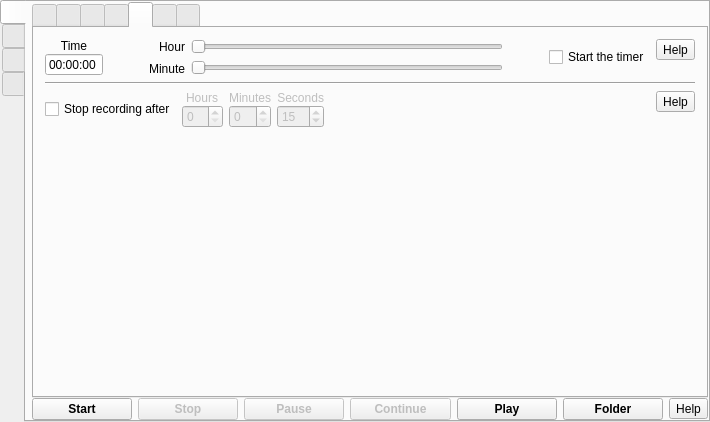
The window that src/formMainWindow.ui (vkohaupt/vokoscreenNG) describes before a commit, drawn with Qt 5.
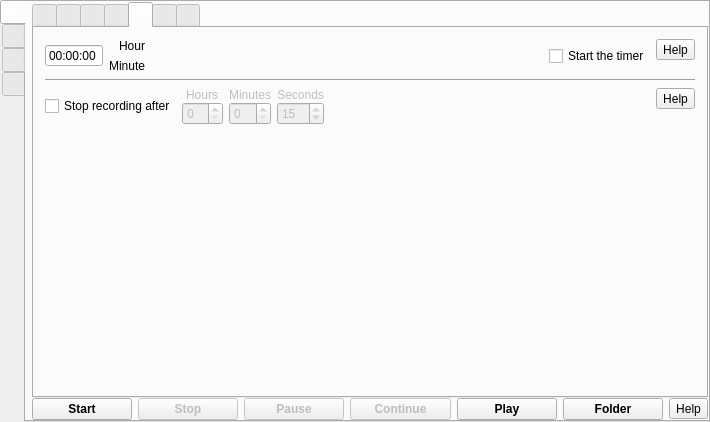
The same window after the commit. The open tabs and pages were chosen to show the change. Icons and pictures are not drawn.

Commit message: New slider for timer

```diff
--- a/src/formMainWindow.ui
+++ b/src/formMainWindow.ui
@@ -1254,7 +1254,7 @@
                 <property name="frameShadow">
                  <enum>QFrame::Raised</enum>
                 </property>
-                <layout class="QHBoxLayout" name="horizontalLayout_24" stretch="0,0,0,1,0,0">
+                <layout class="QHBoxLayout" name="horizontalLayout_24" stretch="0,0,1,0,0">
                  <property name="spacing">
                   <number>6</number>
                  </property>
@@ -1275,19 +1275,6 @@
                    <property name="spacing">
                     <number>0</number>
                    </property>
-                   <item>
-                    <widget class="QLabel" name="label_19">
-                     <property name="text">
-                      <string>Time</string>
-                     </property>
-                     <property name="alignment">
-                      <set>Qt::AlignCenter</set>
-                     </property>
-                     <property name="wordWrap">
-                      <bool>false</bool>
-                     </property>
-                    </widget>
-                   </item>
                    <item>
                     <widget class="QTimeEdit" name="timeEditStartTime">
                      <property name="enabled">
@@ -1306,19 +1293,6 @@
                    </item>
                   </layout>
                  </item>
-                 <item>
-                  <spacer name="horizontalSpacer_8">
-                   <property name="orientation">
-                    <enum>Qt::Horizontal</enum>
-                   </property>
-                   <property name="sizeHint" stdset="0">
-                    <size>
-                     <width>40</width>
-                     <height>20</height>
-                    </size>
-                   </property>
-                  </spacer>
-                 </item>
                  <item>
                   <layout class="QVBoxLayout" name="verticalLayout_18">
                    <item alignment="Qt::AlignRight">
@@ -1344,40 +1318,7 @@
                   </layout>
                  </item>
                  <item>
-                  <layout class="QVBoxLayout" name="verticalLayout_14">
-                   <item>
-                    <widget class="QSlider" name="sliderHour">
-                     <property name="enabled">
-                      <bool>true</bool>
-                     </property>
-                     <property name="minimumSize">
-                      <size>
-                       <width>50</width>
-                       <height>0</height>
-                      </size>
-                     </property>
-                     <property name="maximum">
-                      <number>23</number>
-                     </property>
-                     <property name="orientation">
-                      <enum>Qt::Horizontal</enum>
-                     </property>
-                    </widget>
-                   </item>
-                   <item>
-                    <widget class="QSlider" name="sliderMinute">
-                     <property name="enabled">
-                      <bool>true</bool>
-                     </property>
-                     <property name="maximum">
-                      <number>59</number>
-                     </property>
-                     <property name="orientation">
-                      <enum>Qt::Horizontal</enum>
-                     </property>
-                    </widget>
-                   </item>
-                  </layout>
+                  <layout class="QVBoxLayout" name="verticalLayout_14"/>
                  </item>
                  <item>
                   <spacer name="horizontalSpacer_9">
```
Left out of the diff: 4 changed lines with no effect on the pictures. The commit also changes 2 other files.
